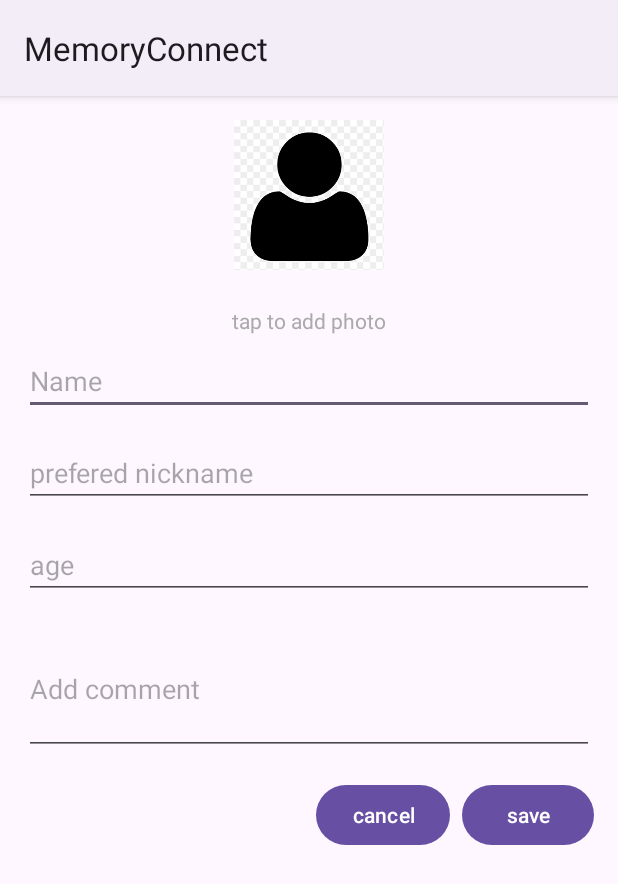
After one commit to dnechv/cmpt276_ProjectApp, an Android app: the CreatePatientActivity screen opened directly, with no data from a screen before it, on a phone screen of 412 x 824 dp. The commit adds this screen. Shown: the top 884 px of the screen. Run offline under Robolectric (Android 15) with nearby library versions, the phone set to English and light mode, and no system bars; our stand-ins replace Firebase (no records; nobody signed in at launch, a user with empty details on screens opened directly).

Commit message:
add new patient

```diff
--- a/app/src/main/AndroidManifest.xml
+++ b/app/src/main/AndroidManifest.xml
@@ -32,6 +32,7 @@
 
         <!--declares activity: patient_screen_that_displays_tab_layout   -->
         <activity android:name=".patient_screen_that_displays_tab_layout" />
+        <activity android:name=".controllers.CreatePatientActivity"/>
 
 
     </application>
--- /dev/null
+++ b/app/src/main/java/com/example/memoryconnect/ViewModel/PatientViewModel.java
@@ -0,0 +1,61 @@
+package com.example.memoryconnect.ViewModel;
+
+import android.net.Uri;
+import androidx.lifecycle.LiveData;
+import androidx.lifecycle.MutableLiveData;
+import androidx.lifecycle.ViewModel;
+import com.example.memoryconnect.model.Patient;
+import com.example.memoryconnect.repository.PatientRepository;
+import com.google.android.gms.tasks.OnSuccessListener;
+import java.util.function.Consumer;
+
+public class PatientViewModel extends ViewModel {
+    private final PatientRepository patientRepository;
+    private final MutableLiveData<Boolean> isPatientSaved = new MutableLiveData<>();
+    private final MutableLiveData<String> uploadError = new MutableLiveData<>();
+
+    public PatientViewModel() {
+        patientRepository = new PatientRepository();
+    }
+
+    // LiveData to observe the save operation status
+    public LiveData<Boolean> getIsPatientSaved() {
+        return isPatientSaved;
+    }
+
+    // LiveData to observe any error messages related to the upload
+    public LiveData<String> getUploadError() {
+        return uploadError;
+    }
+
+    /**
+     * Save a patient in Firebase Database.
+     *
+     * @param patient The Patient object to save.
+     */
+    public void savePatient(Patient patient) {
+        patientRepository.savePatient(patient, task -> {
+            if (task.isSuccessful()) {
+                isPatientSaved.setValue(true);
+            } else {
+                isPatientSaved.setValue(false);
+            }
+        });
+    }
+
+    /**
+     * Upload a patient's photo to Firebase Storage.
+     *
+     * @param photoUri The Uri of the photo to upload.
+     * @param onSuccess Callback to receive the download URL of the uploaded photo.
+     */
+    public void uploadPhoto(Uri photoUri, Consumer<Uri> onSuccess) {
+        patientRepository.uploadPatientPhoto(photoUri, uri -> {
+            // Pass the URI back to the calling code for further processing
+            onSuccess.accept(uri);
+        }, error -> {
+            // Set an error message to be observed
+            uploadError.setValue("Failed to upload photo: " + error.getMessage());
+        });
+    }
+}
--- /dev/null
+++ b/app/src/main/java/com/example/memoryconnect/controllers/CreatePatientActivity.java
@@ -0,0 +1,136 @@
+package com.example.memoryconnect.controllers;
+
+import android.content.Intent;
+import android.net.Uri;
+import android.os.Bundle;
+import android.util.Log;
+import android.widget.Button;
+import android.widget.EditText;
+import android.widget.ImageView;
+import android.widget.Toast;
+import androidx.activity.result.ActivityResultLauncher;
+import androidx.activity.result.contract.ActivityResultContracts;
+import androidx.annotation.Nullable;
+import androidx.appcompat.app.AppCompatActivity;
+import androidx.lifecycle.ViewModelProvider;
+import com.example.memoryconnect.R;
+import com.example.memoryconnect.model.Patient;
+import com.example.memoryconnect.ViewModel.PatientViewModel;
+import com.google.firebase.auth.FirebaseAuth;
+import java.util.UUID;
+
+public class CreatePatientActivity extends AppCompatActivity {
+    private PatientViewModel patientViewModel;
+    private Uri selectedPhotoUri;
+
+    private ImageView photoImageView;
+    private EditText nameEditText;
+    private EditText nicknameEditText;
+    private EditText ageEditText;
+    private EditText commentEditText;
+    private Button saveButton;
+    private Button cancelButton;
+
+    @Override
+    protected void onCreate(Bundle savedInstanceState) {
+        super.onCreate(savedInstanceState);
+        setContentView(R.layout.add_new_patient);
+
+        // Initialize UI components
+        photoImageView = findViewById(R.id.photoImageView);
+        nameEditText = findViewById(R.id.nameEditText);
+        nicknameEditText = findViewById(R.id.nicknameEditText);
+        ageEditText = findViewById(R.id.ageEditText);
+        commentEditText = findViewById(R.id.commentEditText);
+        saveButton = findViewById(R.id.saveButton);
+        cancelButton = findViewById(R.id.cancelButton);
+
+        // Initialize ViewModel
+        patientViewModel = new ViewModelProvider(this).get(PatientViewModel.class);
+
+        // Set up photo picker
+        photoImageView.setOnClickListener(v -> pickPhoto());
+
+        // Set up Save button
+        saveButton.setOnClickListener(v -> savePatient());
+
+        // Set up Cancel button
+        cancelButton.setOnClickListener(v -> finish());
+
+        // Observe ViewModel LiveData for save success or error handling
+        observeViewModel();
+    }
+
+    // Launch photo picker
+    private final ActivityResultLauncher<Intent> photoPickerLauncher = registerForActivityResult(
+            new ActivityResultContracts.StartActivityForResult(),
+            result -> {
+                if (result.getResultCode() == RESULT_OK && result.getData() != null) {
+                    selectedPhotoUri = result.getData().getData();
+                    photoImageView.setImageURI(selectedPhotoUri);
+                }
+            }
+    );
+
+    private void pickPhoto() {
+        Intent intent = new Intent(Intent.ACTION_PICK);
+        intent.setType("image/*");
+        photoPickerLauncher.launch(intent);
+    }
+
+    // Observe LiveData from ViewModel
+    private void observeViewModel() {
+        patientViewModel.getIsPatientSaved().observe(this, isSaved -> {
+            if (isSaved != null && isSaved) {
+                Toast.makeText(this, "Patient saved successfully!", Toast.LENGTH_SHORT).show();
+                finish();
+            } else if (isSaved != null) {
+                Toast.makeText(this, "Failed to save patient.", Toast.LENGTH_SHORT).show();
+            }
+        });
+
+        patientViewModel.getUploadError().observe(this, errorMessage -> {
+            if (errorMessage != null) {
+                Toast.makeText(this, errorMessage, Toast.LENGTH_SHORT).show();
+                Log.e("CreatePatientActivity", errorMessage);
+            }
+        });
+    }
+
+    // Save patient information
+    private void savePatient() {
+        // Retrieve input values
+        String name = nameEditText.getText().toString();
+        String nickname = nicknameEditText.getText().toString();
+        String ageText = ageEditText.getText().toString();
+        String comment = commentEditText.getText().toString();
+
+        if (name.isEmpty() || nickname.isEmpty() || ageText.isEmpty()) {
+            Toast.makeText(this, "Please fill in all required fields.", Toast.LENGTH_SHORT).show();
+            return;
+        }
+
+        int age;
+        try {
+            age = Integer.parseInt(ageText);
+        } catch (NumberFormatException e) {
+            Toast.makeText(this, "Please enter a valid age.", Toast.LENGTH_SHORT).show();
+            return;
+        }
+
+        String patientId = UUID.randomUUID().toString(); // Use UUID for unique ID
+
+        // Check if a photo was selected
+        if (selectedPhotoUri != null) {
+            patientViewModel.uploadPhoto(selectedPhotoUri, uri -> {
+                // Create Patient object with photo URL and save it
+                Patient patient = new Patient(patientId, name, nickname, age, comment, uri.toString());
+                patientViewModel.savePatient(patient);
+            });
+        } else {
+            // Create Patient object without a photo URL
+            Patient patient = new Patient(patientId, name, nickname, age, comment, null);
+            patientViewModel.savePatient(patient);
+        }
+    }
+}
--- /dev/null
+++ b/app/src/main/java/com/example/memoryconnect/repository/PatientRepository.java
@@ -0,0 +1,58 @@
+package com.example.memoryconnect.repository;
+
+
+import android.net.Uri;
+import com.google.android.gms.tasks.OnCompleteListener;
+import com.google.android.gms.tasks.OnFailureListener;
+import com.google.android.gms.tasks.OnSuccessListener;
+import com.google.firebase.database.DatabaseReference;
+import com.google.firebase.database.FirebaseDatabase;
+import com.google.firebase.storage.FirebaseStorage;
+import com.google.firebase.storage.StorageReference;
+import com.example.memoryconnect.model.Patient;
+import java.util.UUID;
+
+public class PatientRepository {
+    private final DatabaseReference databaseReference;
+    private final StorageReference storageReference;
+
+    public PatientRepository() {
+        // Initialize Firebase Realtime Database reference for "patients" node
+        FirebaseDatabase database = FirebaseDatabase.getInstance();
+        databaseReference = database.getReference("patients");
+
+        // Initialize Firebase Storage reference for patient photos
+        storageReference = FirebaseStorage.getInstance().getReference("patientPhotos");
+    }
+
+    /**
+     * Saves patient information to Firebase Realtime Database.
+     *
+     * @param patient The Patient object to save.
+     * @param onCompleteListener Listener to handle the completion of the save operation.
+     */
+    public void savePatient(Patient patient, OnCompleteListener<Void> onCompleteListener) {
+        // Save the patient using their unique ID as the key
+        databaseReference.child(patient.getId()).setValue(patient)
+                .addOnCompleteListener(onCompleteListener);
+    }
+
+    /**
+     * Uploads a patient's photo to Firebase Storage and retrieves the download URL.
+     *
+     * @param photoUri The Uri of the photo to upload.
+     * @param onSuccessListener Listener to handle success and retrieve the photo URL.
+     * @param onFailureListener Listener to handle any errors during the upload.
+     */
+    public void uploadPatientPhoto(Uri photoUri, OnSuccessListener<Uri> onSuccessListener, OnFailureListener onFailureListener) {
+        // Create a unique reference for each photo using UUID
+        StorageReference photoRef = storageReference.child(UUID.randomUUID().toString());
+
+        // Upload the file to Firebase Storage
+        photoRef.putFile(photoUri)
+                .addOnSuccessListener(taskSnapshot ->
+                        // Retrieve the download URL upon successful upload
+                        photoRef.getDownloadUrl().addOnSuccessListener(onSuccessListener))
+                .addOnFailureListener(onFailureListener);
+    }
+}
--- /dev/null
+++ b/app/src/main/res/layout/add_new_patient.xml
@@ -0,0 +1,87 @@
+<?xml version="1.0" encoding="utf-8"?>
+<LinearLayout
+    xmlns:android="http://schemas.android.com/apk/res/android"
+    android:layout_width="match_parent"
+    android:layout_height="match_parent"
+    android:orientation="vertical"
+    android:padding="16dp">
+
+    <!-- User Photo -->
+    <ImageView
+        android:id="@+id/photoImageView"
+        android:layout_width="100dp"
+        android:layout_height="100dp"
+        android:layout_gravity="center"
+        android:src="@drawable/ic_default_photo"
+    android:background="?attr/selectableItemBackgroundBorderless"
+    android:scaleType="centerCrop"
+    android:layout_marginBottom="16dp" />
+
+    <TextView
+        android:layout_width="wrap_content"
+        android:layout_height="wrap_content"
+        android:layout_gravity="center"
+        android:text="tap to add photo"
+        android:textColor="@android:color/darker_gray"
+        android:padding="8dp" />
+
+    <!-- Name Field -->
+    <EditText
+        android:id="@+id/nameEditText"
+        android:layout_width="match_parent"
+        android:layout_height="wrap_content"
+        android:hint="Name"
+        android:inputType="textPersonName"
+        android:layout_marginBottom="16dp" />
+
+    <!-- Nickname Field -->
+    <EditText
+        android:id="@+id/nicknameEditText"
+        android:layout_width="match_parent"
+        android:layout_height="wrap_content"
+        android:hint="prefered nickname"
+        android:inputType="textPersonName"
+        android:layout_marginBottom="16dp" />
+
+    <!-- Age Field -->
+    <EditText
+        android:id="@+id/ageEditText"
+        android:layout_width="match_parent"
+        android:layout_height="wrap_content"
+        android:hint="age"
+        android:inputType="number"
+        android:layout_marginBottom="16dp" />
+
+    <!-- Comment Section -->
+    <EditText
+        android:id="@+id/commentEditText"
+        android:layout_width="match_parent"
+        android:layout_height="wrap_content"
+        android:hint="Add comment"
+        android:inputType="textMultiLine"
+        android:minLines="3"
+        android:maxLines="5"
+        android:layout_marginBottom="16dp" />
+
+    <!-- Save and Cancel Buttons -->
+    <LinearLayout
+        android:layout_width="match_parent"
+        android:layout_height="wrap_content"
+        android:orientation="horizontal"
+        android:gravity="end">
+
+        <Button
+            android:id="@+id/cancelButton"
+            android:layout_width="wrap_content"
+            android:layout_height="wrap_content"
+            android:text="cancel"
+            android:layout_marginEnd="8dp" />
+
+        <Button
+            android:id="@+id/saveButton"
+            android:layout_width="wrap_content"
+            android:layout_height="wrap_content"
+            android:text="save" />
+    </LinearLayout>
+
+</LinearLayout>
--- a/build.gradle.kts
+++ b/build.gradle.kts
@@ -1,4 +1,5 @@
 // Top-level build file where you can add configuration options common to all sub-projects/modules.
 plugins {
     alias(libs.plugins.android.application) apply false
+    id("com.google.gms.google-services") version "4.4.2" apply false
 }
--- a/gradle/libs.versions.toml
+++ b/gradle/libs.versions.toml
@@ -7,6 +7,8 @@ appcompat = "1.7.0"
 material = "1.12.0"
 activity = "1.9.3"
 constraintlayout = "2.1.4"
+firebaseDatabase = "21.0.0"
+firebaseAuth = "23.1.0"
 
 [libraries]
 junit = { group = "junit", name = "junit", version.ref = "junit" }
@@ -16,6 +18,8 @@ appcompat = { group = "androidx.appcompat", name = "appcompat", version.ref = "a
 material = { group = "com.google.android.material", name = "material", version.ref = "material" }
 activity = { group = "androidx.activity", name = "activity", version.ref = "activity" }
 constraintlayout = { group = "androidx.constraintlayout", name = "constraintlayout", version.ref = "constraintlayout" }
+firebase-database = { group = "com.google.firebase", name = "firebase-database", version.ref = "firebaseDatabase" }
+firebase-auth = { group = "com.google.firebase", name = "firebase-auth", version.ref = "firebaseAuth" }
 
 [plugins]
 android-application = { id = "com.android.application", version.ref = "agp" }
```
Also changed, not shown: app/build.gradle.kts (+9 -0 lines), app/src/main/java/com/example/memoryconnect/caregiver_main_screen.java (+18 -0 lines), app/src/main/java/com/example/memoryconnect/model/Patient.java (added, +84 -0 lines), app/src/main/res/layout/caregiver_main_screen.xml (+26 -19 lines), app/src/main/res/drawable/ic_default_photo.png (added), 1 other file.
